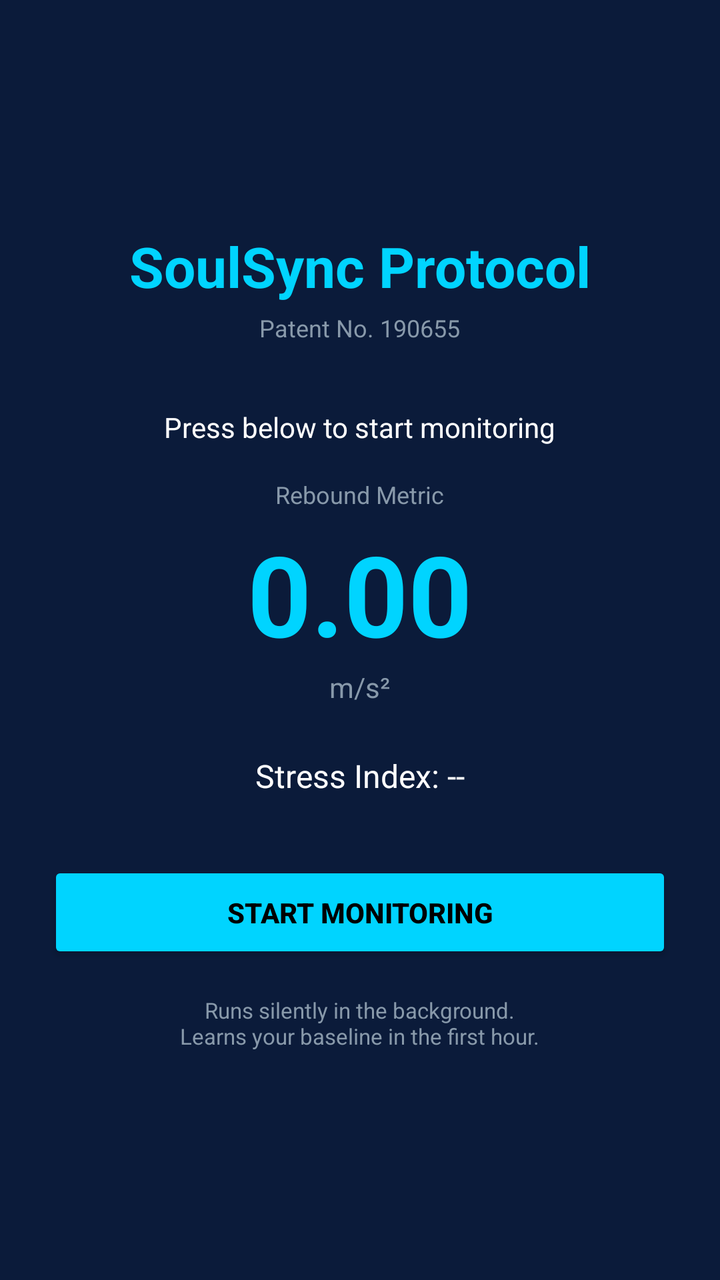
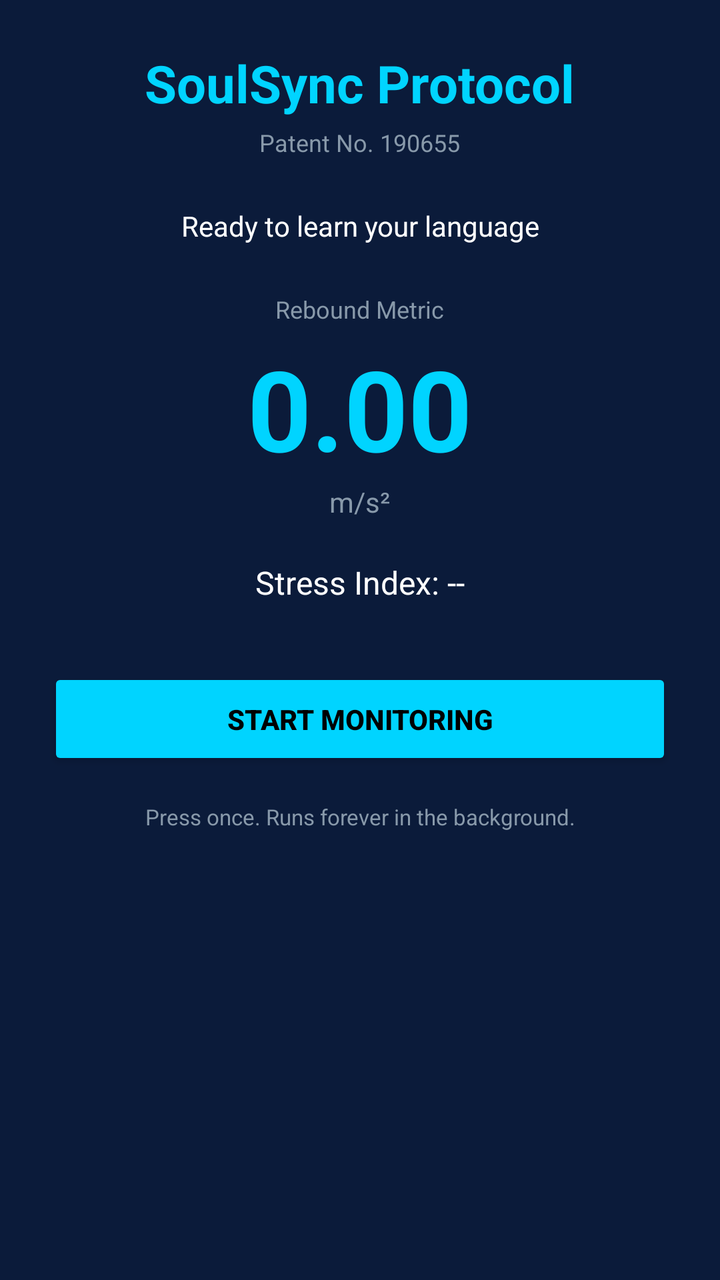

Two renders of the same Android screen: before a commit and after it. Below are the layout's source before the change and the commit's diff.
<!-- AndroidManifest.xml: application theme Theme.AppCompat.Light.NoActionBar -->
<!-- res/layout/activity_main.xml -->
<?xml version="1.0" encoding="utf-8"?>
<LinearLayout xmlns:android="http://schemas.android.com/apk/res/android"
    android:layout_width="match_parent"
    android:layout_height="match_parent"
    android:orientation="vertical"
    android:gravity="center"
    android:padding="24dp"
    android:background="#0B1B3A">

    <TextView
        android:layout_width="wrap_content"
        android:layout_height="wrap_content"
        android:text="SoulSync Protocol"
        android:textColor="#00D4FF"
        android:textSize="28sp"
        android:textStyle="bold" />

    <TextView
        android:layout_width="wrap_content"
        android:layout_height="wrap_content"
        android:layout_marginTop="4dp"
        android:text="Patent No. 190655"
        android:textColor="#8899AA"
        android:textSize="12sp" />

    
    <TextView
        android:id="@+id/statusText"
        android:layout_width="wrap_content"
        android:layout_height="wrap_content"
        android:layout_marginTop="32dp"
        android:text="Press below to start monitoring"
        android:textColor="#FFFFFF"
        android:textSize="14sp"
        android:gravity="center" />

    
    <TextView
        android:layout_width="wrap_content"
        android:layout_height="wrap_content"
        android:layout_marginTop="16dp"
        android:text="Rebound Metric"
        android:textColor="#8899AA"
        android:textSize="12sp" />

    <TextView
        android:id="@+id/reboundText"
        android:layout_width="wrap_content"
        android:layout_height="wrap_content"
        android:layout_marginTop="4dp"
        android:text="0.00"
        android:textColor="#00D4FF"
        android:textSize="56sp"
        android:textStyle="bold" />

    <TextView
        android:layout_width="wrap_content"
        android:layout_height="wrap_content"
        android:text="m/s²"
        android:textColor="#8899AA"
        android:textSize="14sp" />

    
    <TextView
        android:id="@+id/stressText"
        android:layout_width="wrap_content"
        android:layout_height="wrap_content"
        android:layout_marginTop="24dp"
        android:text="Stress Index: --"
        android:textColor="#FFFFFF"
        android:textSize="16sp" />

    
    <Button
        android:id="@+id/startButton"
        android:layout_width="match_parent"
        android:layout_height="wrap_content"
        android:layout_marginTop="32dp"
        android:text="START MONITORING"
        android:backgroundTint="#00D4FF"
        android:textColor="#000000"
        android:textStyle="bold"
        android:padding="16dp" />

    <TextView
        android:layout_width="wrap_content"
        android:layout_height="wrap_content"
        android:layout_marginTop="16dp"
        android:text="Runs silently in the background.\nLearns your baseline in the first hour."
        android:textColor="#8899AA"
        android:textSize="11sp"
        android:gravity="center" />
</LinearLayout>
<!-- resources referenced by this layout -->
<resources>

</resources>

<!-- the commit's change to res/layout/activity_main.xml (unified diff, before → after) -->
@@ -1,93 +1,125 @@
 <?xml version="1.0" encoding="utf-8"?>
-<LinearLayout xmlns:android="http://schemas.android.com/apk/res/android"
+<ScrollView xmlns:android="http://schemas.android.com/apk/res/android"
     android:layout_width="match_parent"
     android:layout_height="match_parent"
-    android:orientation="vertical"
-    android:gravity="center"
-    android:padding="24dp"
     android:background="#0B1B3A">
 
-    <TextView
-        android:layout_width="wrap_content"
-        android:layout_height="wrap_content"
-        android:text="SoulSync Protocol"
-        android:textColor="#00D4FF"
-        android:textSize="28sp"
-        android:textStyle="bold" />
-
-    <TextView
-        android:layout_width="wrap_content"
-        android:layout_height="wrap_content"
-        android:layout_marginTop="4dp"
-        android:text="Patent No. 190655"
-        android:textColor="#8899AA"
-        android:textSize="12sp" />
-
-    
-    <TextView
-        android:id="@+id/statusText"
-        android:layout_width="wrap_content"
-        android:layout_height="wrap_content"
-        android:layout_marginTop="32dp"
-        android:text="Press below to start monitoring"
-        android:textColor="#FFFFFF"
-        android:textSize="14sp"
-        android:gravity="center" />
-
-    
-    <TextView
-        android:layout_width="wrap_content"
-        android:layout_height="wrap_content"
-        android:layout_marginTop="16dp"
-        android:text="Rebound Metric"
-        android:textColor="#8899AA"
-        android:textSize="12sp" />
-
-    <TextView
-        android:id="@+id/reboundText"
-        android:layout_width="wrap_content"
-        android:layout_height="wrap_content"
-        android:layout_marginTop="4dp"
-        android:text="0.00"
-        android:textColor="#00D4FF"
-        android:textSize="56sp"
-        android:textStyle="bold" />
-
-    <TextView
-        android:layout_width="wrap_content"
-        android:layout_height="wrap_content"
-        android:text="m/s²"
-        android:textColor="#8899AA"
-        android:textSize="14sp" />
-
-    
-    <TextView
-        android:id="@+id/stressText"
-        android:layout_width="wrap_content"
-        android:layout_height="wrap_content"
-        android:layout_marginTop="24dp"
-        android:text="Stress Index: --"
-        android:textColor="#FFFFFF"
-        android:textSize="16sp" />
-
-    
-    <Button
-        android:id="@+id/startButton"
+    <LinearLayout
         android:layout_width="match_parent"
         android:layout_height="wrap_content"
-        android:layout_marginTop="32dp"
-        android:text="START MONITORING"
-        android:backgroundTint="#00D4FF"
-        android:textColor="#000000"
-        android:textStyle="bold"
-        android:padding="16dp" />
+        android:orientation="vertical"
+        android:gravity="center"
+        android:padding="24dp">
 
-    <TextView
-        android:layout_width="wrap_content"
-        android:layout_height="wrap_content"
-        android:layout_marginTop="16dp"
-        android:text="Runs silently in the background.\nLearns your baseline in the first hour."
-        android:textColor="#8899AA"
-        android:textSize="11sp"
-        android:gravity="center" />
-</LinearLayout>
+        <TextView
+            android:layout_width="wrap_content"
+            android:layout_height="wrap_content"
+            android:text="SoulSync Protocol"
+            android:textColor="#00D4FF"
+            android:textSize="26sp"
+            android:textStyle="bold" />
+
+        <TextView
+            android:layout_width="wrap_content"
+            android:layout_height="wrap_content"
+            android:layout_marginTop="4dp"
+            android:text="Patent No. 190655"
+            android:textColor="#8899AA"
+            android:textSize="12sp" />
+
+        
+        <TextView
+            android:id="@+id/statusText"
+            android:layout_width="wrap_content"
+            android:layout_height="wrap_content"
+            android:layout_marginTop="24dp"
+            android:text="Ready to learn your language"
+            android:textColor="#FFFFFF"
+            android:textSize="14sp"
+            android:gravity="center" />
+
+        
+        <TextView
+            android:id="@+id/countdownText"
+            android:layout_width="wrap_content"
+            android:layout_height="wrap_content"
+            android:layout_marginTop="8dp"
+            android:text="60:00"
+            android:textColor="#00D4FF"
+            android:textSize="42sp"
+            android:textStyle="bold"
+            android:visibility="gone" />
+
+        
+        <TextView
+            android:id="@+id/learningDescText"
+            android:layout_width="match_parent"
+            android:layout_height="wrap_content"
+            android:layout_marginTop="12dp"
+            android:text="SoulSync is learning your unique language:\n• Hand tremor (m/s²)\n• Screen pressure\n• Tap speed (ms)\n• Typing rhythm\n• App-switching pace (ms)"
+            android:textColor="#8899AA"
+            android:textSize="12sp"
+            android:gravity="center"
+            android:lineSpacingExtra="4dp"
+            android:visibility="gone" />
+
+        
+        <TextView
+            android:layout_width="wrap_content"
+            android:layout_height="wrap_content"
+            android:layout_marginTop="24dp"
+            android:text="Rebound Metric"
+            android:textColor="#8899AA"
+            android:textSize="12sp" />
+
+        <TextView
+            android:id="@+id/reboundText"
+            android:layout_width="wrap_content"
+            android:layout_height="wrap_content"
+            android:layout_marginTop="4dp"
+            android:text="0.00"
+            android:textColor="#00D4FF"
+            android:textSize="56sp"
+            android:textStyle="bold" />
+
+        <TextView
+            android:layout_width="wrap_content"
+            android:layout_height="wrap_content"
+            android:text="m/s²"
+            android:textColor="#8899AA"
+            android:textSize="14sp" />
+
+        
+        <TextView
+            android:id="@+id/stressText"
+            android:layout_width="wrap_content"
+            android:layout_height="wrap_content"
+            android:layout_marginTop="20dp"
+            android:text="Stress Index: --"
+            android:textColor="#FFFFFF"
+            android:textSize="16sp" />
+
+        
+        <Button
+            android:id="@+id/startButton"
+            android:layout_width="match_parent"
+            android:layout_height="wrap_content"
+            android:layout_marginTop="32dp"
+            android:text="START MONITORING"
+            android:backgroundTint="#00D4FF"
+            android:textColor="#000000"
+            android:textStyle="bold"
+            android:padding="16dp" />
+
+        <TextView
+            android:layout_width="wrap_content"
+            android:layout_height="wrap_content"
+            android:layout_marginTop="16dp"
+            android:text="Press once. Runs forever in the background."
+            android:textColor="#8899AA"
+            android:textSize="11sp"
+            android:gravity="center"
+            android:layout_marginBottom="24dp" />
+
+    </LinearLayout>
+</ScrollView>
